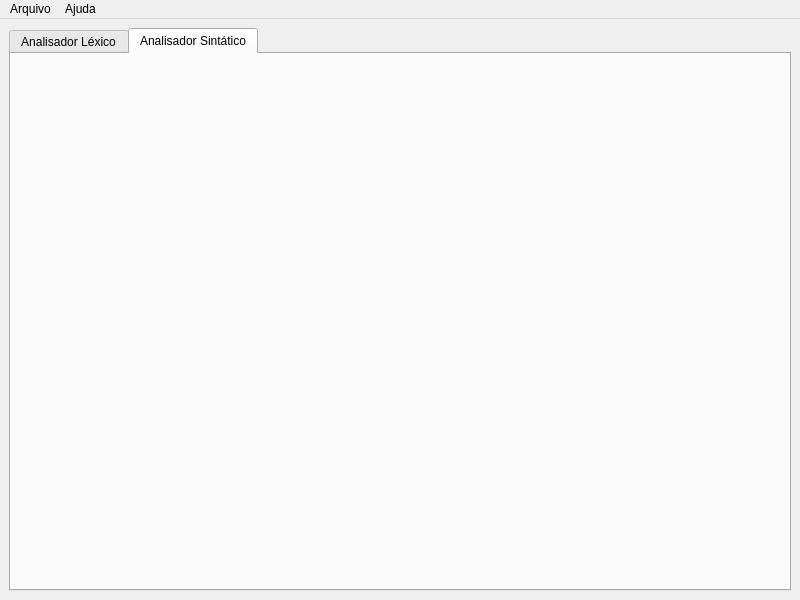
Above: mainwindow.ui from slovich/compilador before the change. Below: the same form after it.
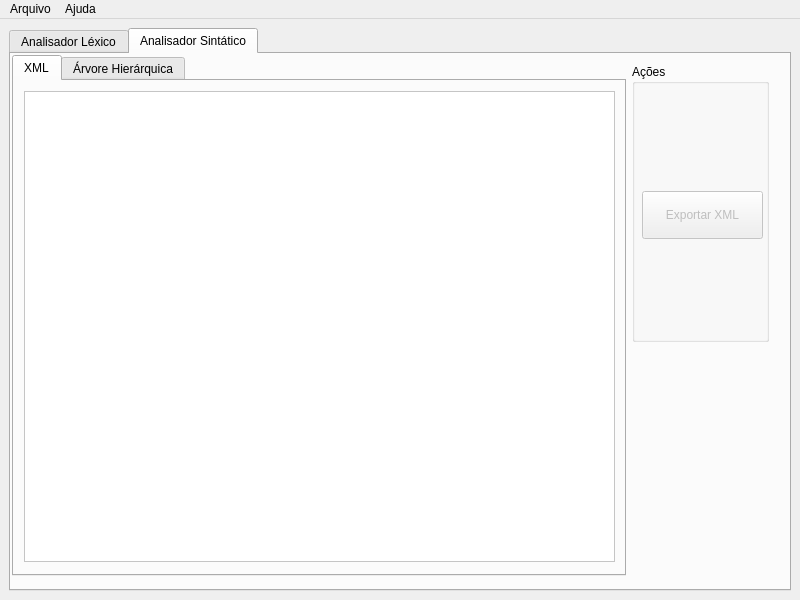
That is the form after the change. The open tabs and pages were chosen to show the change.

Commit message: Definida interface da tab do Analisador Sintático

Patch:
```diff
--- a/mainwindow.ui
+++ b/mainwindow.ui
@@ -340,6 +340,128 @@
        <attribute name="title">
         <string>Analisador Sintático</string>
        </attribute>
+       <widget class="QTabWidget" name="tabWidget_sintatico">
+        <property name="geometry">
+         <rect>
+          <x>1</x>
+          <y>1</y>
+          <width>614</width>
+          <height>521</height>
+         </rect>
+        </property>
+        <property name="tabPosition">
+         <enum>QTabWidget::TabPosition::North</enum>
+        </property>
+        <property name="currentIndex">
+         <number>0</number>
+        </property>
+        <property name="elideMode">
+         <enum>Qt::TextElideMode::ElideNone</enum>
+        </property>
+        <widget class="QWidget" name="tab_6">
+         <attribute name="title">
+          <string>XML</string>
+         </attribute>
+         <widget class="QTextEdit" name="textEdit_xml">
+          <property name="geometry">
+           <rect>
+            <x>10</x>
+            <y>10</y>
+            <width>591</width>
+            <height>471</height>
+           </rect>
+          </property>
+          <property name="styleSheet">
+           <string notr="true">background-color: rgb(255, 255, 255);</string>
+          </property>
+         </widget>
+        </widget>
+        <widget class="QWidget" name="tab_7">
+         <attribute name="title">
+          <string>Árvore Hierárquica</string>
+         </attribute>
+         <widget class="QTreeView" name="treeView_xml">
+          <property name="geometry">
+           <rect>
+            <x>10</x>
+            <y>10</y>
+            <width>591</width>
+            <height>471</height>
+           </rect>
+          </property>
+         </widget>
+        </widget>
+       </widget>
+       <widget class="QGroupBox" name="groupBox_4">
+        <property name="geometry">
+         <rect>
+          <x>621</x>
+          <y>10</y>
+          <width>137</width>
+          <height>278</height>
+         </rect>
+        </property>
+        <property name="title">
+         <string>Ações</string>
+        </property>
+        <widget class="QWidget" name="">
+         <property name="geometry">
+          <rect>
+           <x>10</x>
+           <y>20</y>
+           <width>121</width>
+           <height>261</height>
+          </rect>
+         </property>
+         <layout class="QVBoxLayout" name="verticalLayout_4">
+          <item>
+           <spacer name="verticalSpacer_4">
+            <property name="orientation">
+             <enum>Qt::Orientation::Vertical</enum>
+            </property>
+            <property name="sizeHint" stdset="0">
+             <size>
+              <width>20</width>
+              <height>40</height>
+             </size>
+            </property>
+           </spacer>
+          </item>
+          <item>
+           <widget class="QPushButton" name="pushButton_exportar_xml_sintatico">
+            <property name="enabled">
+             <bool>false</bool>
+            </property>
+            <property name="minimumSize">
+             <size>
+              <width>0</width>
+              <height>48</height>
+             </size>
+            </property>
+            <property name="toolTip">
+             <string>Exportar arquivo jack selecionado</string>
+            </property>
+            <property name="text">
+             <string>Exportar XML</string>
+            </property>
+           </widget>
+          </item>
+          <item>
+           <spacer name="verticalSpacer_6">
+            <property name="orientation">
+             <enum>Qt::Orientation::Vertical</enum>
+            </property>
+            <property name="sizeHint" stdset="0">
+             <size>
+              <width>20</width>
+              <height>40</height>
+             </size>
+            </property>
+           </spacer>
+          </item>
+         </layout>
+        </widget>
+       </widget>
       </widget>
      </widget>
     </item>
```
Left out of the diff: 23 changed lines with no effect on the pictures. The commit also changes 1 other file.
